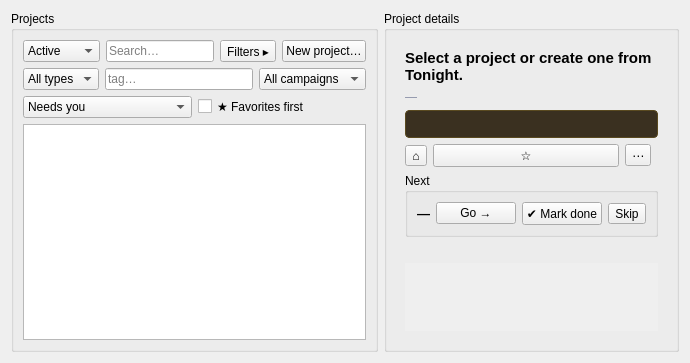
irydeo/nightscribe, file nightscribe/gui/ui/projects_tab.ui: the form before one commit.
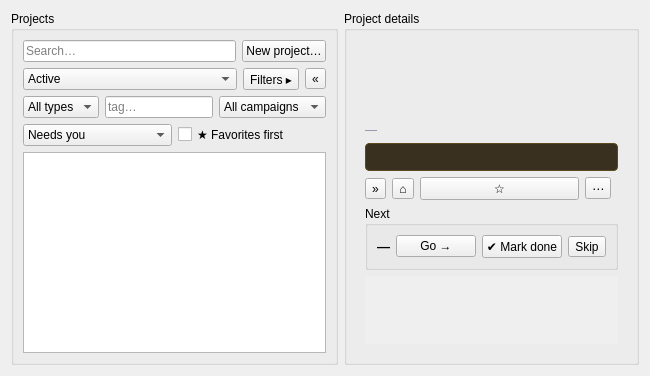
The form after the commit. The open tabs and pages were chosen to show the change.

Commit message: Gui+website: object cards & rich rows, transit timeline props, theme, showcase site

```diff
--- a/nightscribe/gui/ui/projects_tab.ui
+++ b/nightscribe/gui/ui/projects_tab.ui
@@ -8,6 +8,16 @@
      <property name="title"><string>Projects</string></property>
      <property name="maximumWidth"><number>300</number></property>
      <layout class="QVBoxLayout" name="listLayout">
+        <item>
+         <layout class="QHBoxLayout" name="searchLayout">
+          <item>
+           <widget class="QLineEdit" name="edt_search">
+            <property name="placeholderText"><string>Search…</string></property>
+           </widget>
+          </item>
+           <item><widget class="QPushButton" name="btn_new_project"><property name="text"><string>New project…</string></property></widget></item>
+         </layout>
+        </item>
        <item>
         <layout class="QHBoxLayout" name="filterLayout">
          <item>
@@ -18,11 +28,6 @@
            <item><property name="text"><string>Archived</string></property></item>
           </widget>
          </item>
-         <item>
-          <widget class="QLineEdit" name="edt_search">
-           <property name="placeholderText"><string>Search…</string></property>
-          </widget>
-         </item>
           <item>
            <widget class="QToolButton" name="btn_filters">
             <property name="text"><string>Filters ▸</string></property>
@@ -30,7 +35,13 @@
             <property name="toolTip"><string>Show or hide the advanced filters (type, tag, campaign, sort)</string></property>
            </widget>
           </item>
-          <item><widget class="QPushButton" name="btn_new_project"><property name="text"><string>New project…</string></property></widget></item>
+          <item>
+           <widget class="QToolButton" name="btn_hide_list">
+            <property name="text"><string>«</string></property>
+            <property name="maximumWidth"><number>36</number></property>
+            <property name="toolTip"><string>Hide the project list (bring it back with » on the details side)</string></property>
+           </widget>
+          </item>
         </layout>
        </item>
        <item>
@@ -130,10 +141,79 @@
         <widget class="QWidget" name="page_detail">
          <layout class="QVBoxLayout" name="pageDetailLayout">
           <item>
-           <widget class="QLabel" name="lbl_header">
-            <property name="wordWrap"><bool>true</bool></property>
-            <property name="text"><string>Select a project or create one from Tonight.</string></property>
-            <property name="styleSheet"><string notr="true">font-size: 15px; font-weight: bold;</string></property>
+            <widget class="QWidget" name="masthead" native="true">
+             <layout class="QVBoxLayout" name="mastheadLayout">
+              <property name="leftMargin"><number>0</number></property>
+              <property name="topMargin"><number>0</number></property>
+              <property name="rightMargin"><number>0</number></property>
+              <property name="bottomMargin"><number>0</number></property>
+              <item>
+               <layout class="QHBoxLayout" name="mastRow1">
+                <item>
+                 <widget class="QLabel" name="lbl_mast_icon">
+                  <property name="minimumSize"><size><width>40</width><height>40</height></size></property>
+                  <property name="maximumSize"><size><width>40</width><height>40</height></size></property>
+                 </widget>
+                </item>
+                <item>
+                 <widget class="QLabel" name="lbl_mast_name">
+                  <property name="styleSheet"><string notr="true">font-size: 16px; font-weight: bold;</string></property>
+                 </widget>
+                </item>
+                <item>
+                 <widget class="QLabel" name="lbl_mast_kind"/>
+                </item>
+                <item>
+                 <spacer><property name="orientation"><enum>Qt::Horizontal</enum></property></spacer>
+                </item>
+                <item>
+                 <widget class="QLabel" name="lbl_mast_camp">
+                  <property name="text"><string/></property>
+                  <!-- openExternalLinks stays OFF: the campaign badge is an
+                        internal link (campaign://) served by
+                        linkActivated -> the Campaigns tab -->
+                  <property name="openExternalLinks"><bool>false</bool></property>
+                 </widget>
+                </item>
+               </layout>
+              </item>
+              <item>
+               <!-- ADR-041: the tab bar — the object card, the three
+                    steps and the follow-up view. One flat button per
+                    page; main_window paints the state (active / done /
+                    current / skipped / pending) per project kind. -->
+               <layout class="QHBoxLayout" name="tabLayout">
+                <item>
+                 <widget class="QPushButton" name="btn_tab_details">
+                  <property name="flat"><bool>true</bool></property>
+                 </widget>
+                </item>
+                <item>
+                 <widget class="QPushButton" name="btn_tab_plan">
+                  <property name="flat"><bool>true</bool></property>
+                 </widget>
+                </item>
+                <item>
+                 <widget class="QPushButton" name="btn_tab_process">
+                  <property name="flat"><bool>true</bool></property>
+                 </widget>
+                </item>
+                <item>
+                 <widget class="QPushButton" name="btn_tab_publish">
+                  <property name="flat"><bool>true</bool></property>
+                 </widget>
+                </item>
+                <item>
+                 <widget class="QPushButton" name="btn_tab_followup">
+                  <property name="flat"><bool>true</bool></property>
+                 </widget>
+                </item>
+                <item>
+                 <spacer><property name="orientation"><enum>Qt::Horizontal</enum></property></spacer>
+                </item>
+               </layout>
+              </item>
+             </layout>
            </widget>
           </item>
           <item>
@@ -152,6 +232,14 @@
           </item>
           <item>
            <layout class="QHBoxLayout" name="metaLayout">
+             <item>
+              <widget class="QToolButton" name="btn_show_list">
+               <property name="text"><string>»</string></property>
+               <property name="visible"><bool>false</bool></property>
+               <property name="maximumWidth"><number>36</number></property>
+               <property name="toolTip"><string>Bring back the project list</string></property>
+              </widget>
+             </item>
             <item>
              <widget class="QToolButton" name="btn_home">
               <property name="text"><string>⌂</string></property>
@@ -210,11 +298,6 @@
            </layout>
           </widget>
          </item>
-          <item>
-           <widget class="QLabel" name="lbl_steps_line">
-            <property name="text"><string/></property>
-           </widget>
-          </item>
           <item>
            <widget class="QScrollArea" name="scroll_page">
             <property name="widgetResizable"><bool>true</bool></property>
```
Left out of the diff: 3 changed lines with no effect on the pictures. Lines whose indentation alone changed are shown as unchanged. The commit also changes 51 other files.
